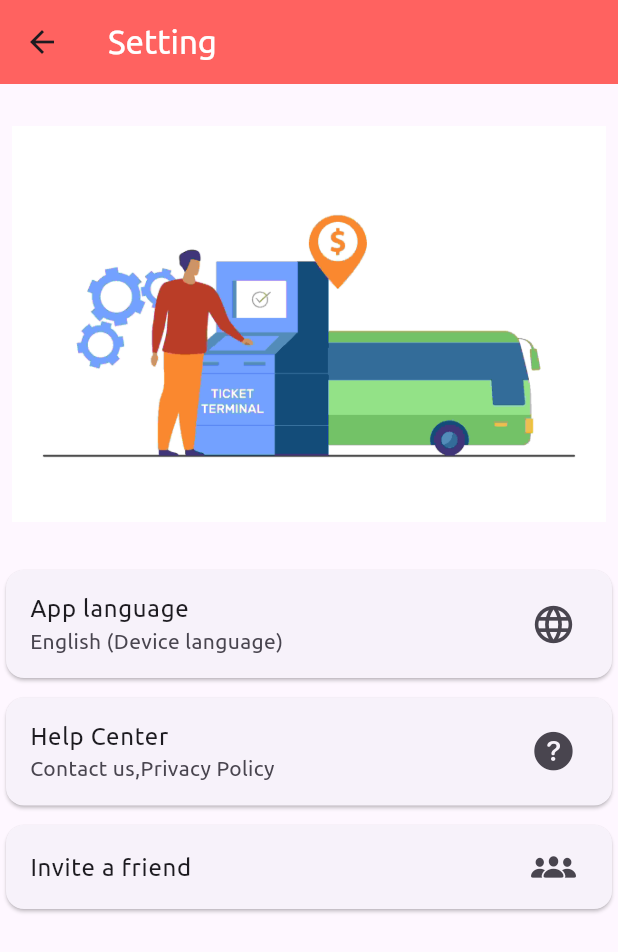
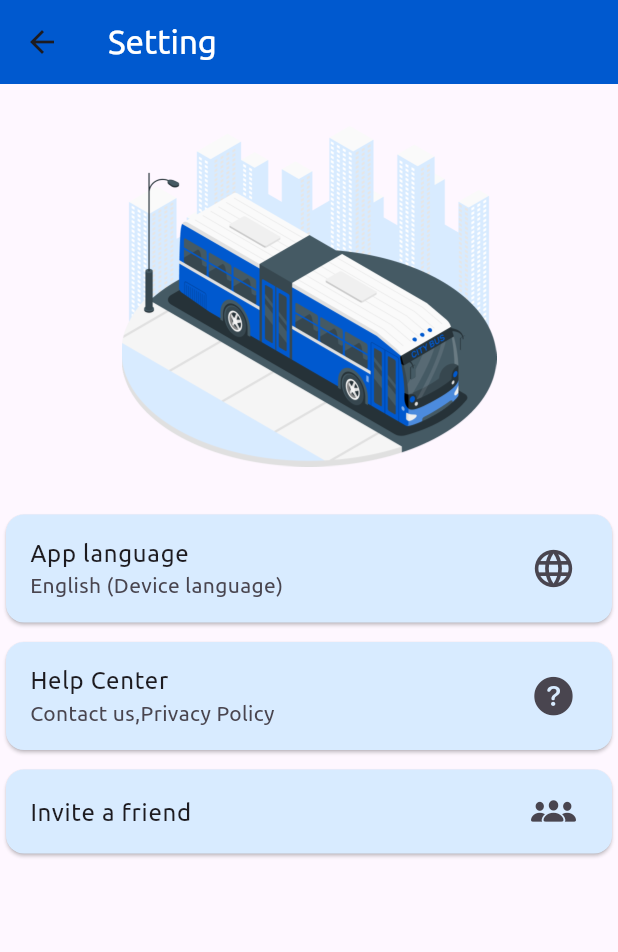
Before and after one commit to rajdalal1109/Final_Project, a Flutter app: the Profile screen opened directly with empty values, after a tap on "Setting", on a phone screen of 412 x 824 dp. Shown: the top 952 px of the screen. Run offline on Flutter 3.47's test engine with Material 3 defaults, Android fonts, the phone set to English and light mode, and no system bars; our stand-ins replace dotted_line, image_picker, lottie, pinput, shared_preferences; accounts and stored records are empty; network calls fail.

Commit message:
update 13/3/24,11:17

```diff
--- a/lib/UI/profile.dart
+++ b/lib/UI/profile.dart
@@ -234,7 +234,7 @@ class _ProfileState extends State<Profile> {
                     const CircleAvatar(
                       radius: 90,
                       backgroundImage:
-                      AssetImage("assets/images/girldp2.png"),
+                      AssetImage("assets/images/feature/profile_dp.png"),
                     ),
                   const SizedBox(height: 8),
                   Text(
--- a/lib/UI/setting.dart
+++ b/lib/UI/setting.dart
@@ -1,6 +1,7 @@
 import 'package:flutter/cupertino.dart';
 import 'package:flutter/material.dart';
 import 'package:flutter/services.dart';
+import 'package:project/utils/appcolor.dart';
 
 class Setting extends StatefulWidget {
   const Setting({super.key});
@@ -16,8 +17,8 @@ class _SettingState extends State<Setting> {
     return Scaffold(
       appBar: AppBar(
         title: const Text("Setting",style: TextStyle(color: Colors.white),),
-        backgroundColor:  const Color.fromRGBO(255, 98, 96, 1),
-        surfaceTintColor:  const Color.fromRGBO(255, 98, 96, 1),
+        backgroundColor:  AppColors.primary,
+        surfaceTintColor:  AppColors.primary,
       ),
       body: Padding(
         padding: const EdgeInsets.only(top: 20),
@@ -27,11 +28,12 @@ class _SettingState extends State<Setting> {
               padding: const EdgeInsets.all(8.0),
               child: SizedBox(
                   child:
-                  Image.asset("assets/images/setting.jpg",)
+                  Image.asset("assets/images/setting_new.png",height: 227,width: 250,)
               ),
             ),
             const SizedBox(height: 20,),
             Card(
+              color: AppColors.secondary,
               child: ListTile(
                 title: Text("App language"),
                 subtitle: Text("English\t(Device language)"),
@@ -40,6 +42,7 @@ class _SettingState extends State<Setting> {
             ),
             const SizedBox(height: 5,),
             Card(
+              color: AppColors.secondary,
               child: ListTile(
                 title: Text("Help Center"),
                 subtitle: Text("Contact us,Privacy Policy"),
@@ -48,6 +51,7 @@ class _SettingState extends State<Setting> {
             ),
             const SizedBox(height: 5,),
             Card(
+              color: AppColors.secondary,
               child: ListTile(
                 title: Text("Invite a friend"),
                 trailing: Icon(CupertinoIcons.person_3_fill,size: 30),
```
Also changed, not shown: assets/images/feature/profile_dp.png (added), assets/images/setting_new.png (added).
